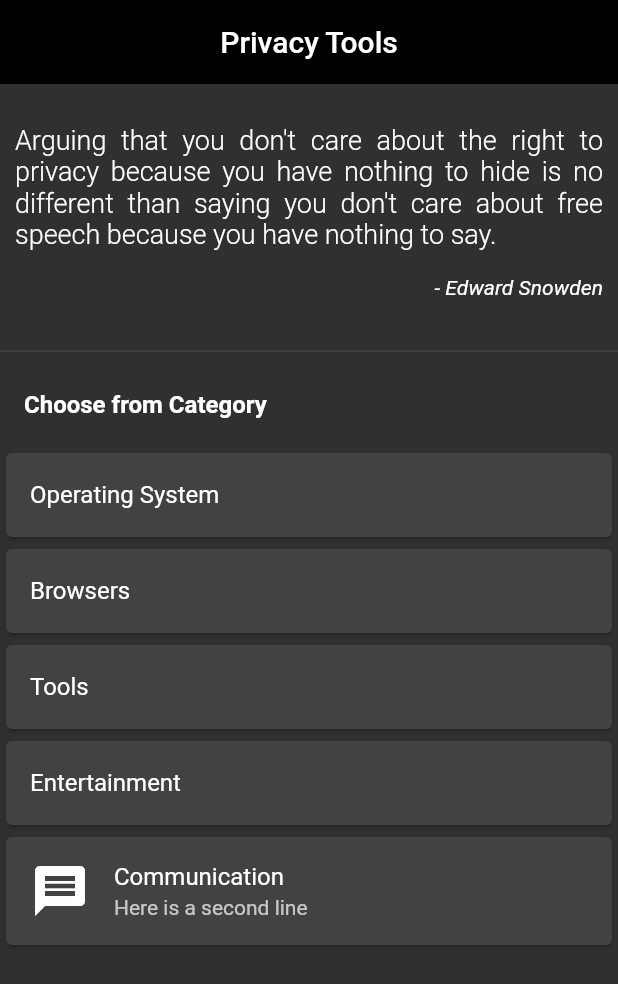
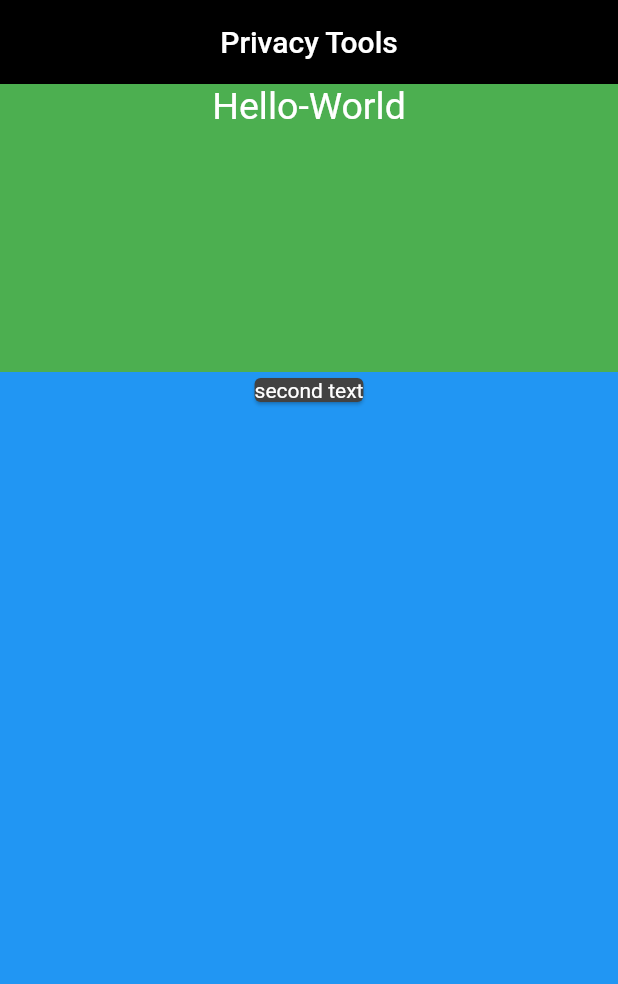
Before and after one commit to craterx/Privacy-Tools, a Flutter app: the screen it shows after launch, on a phone screen of 412 x 824 dp. Shown: the top 984 px of the screen. Run offline on Flutter 3.47's test engine with Material 2 defaults, Android fonts, the phone set to English and light mode, and no system bars.

Commit message:
initaial flex layout 1:3

```diff
--- a/lib/main.dart
+++ b/lib/main.dart
@@ -9,6 +9,7 @@ class MyApp extends StatelessWidget {
       // title: 'Privacy Tools',
       theme: ThemeData(
         primaryColor: Colors.black,
+        scaffoldBackgroundColor: Colors.black,
         brightness: Brightness.dark,
       ),
       home: Scaffold(
@@ -17,78 +18,40 @@ class MyApp extends StatelessWidget {
           centerTitle: true,
           elevation: 0,
         ),
-            body: ListView(
+        body: Column(
+          crossAxisAlignment: CrossAxisAlignment.stretch,
           children: <Widget>[
-                Padding(
-                  padding: const EdgeInsets.all(10.0),
+            Flexible(
+                flex: 1,
                 child: Container(
-                      height: 150,
-                      child: Column(
-                        mainAxisAlignment: MainAxisAlignment.spaceEvenly,
-                        children: <Widget>[
+                  color: Colors.green,
+                    child: Column(children: <Widget>[
                   Text(
-                            "Arguing that you don't care about the right to privacy because you have nothing to hide is no different than saying you don't care about free speech because you have nothing to say.",
+                    "Hello-World",
+                    textAlign: TextAlign.center,
                     style: TextStyle(
-                              fontSize: 18,
-                              fontWeight: FontWeight.w300,
-                            ),
-                            textAlign: TextAlign.justify,
-                          ),
-                          Row(
-                            children: <Widget>[
-                              Text(
-                                '- Edward Snowden',
-                                style: TextStyle(
-                                  fontStyle: FontStyle.italic,
-                                  fontWeight: FontWeight.w400,
+                      fontSize: 25,
                     ),
                   ),
-                            ],
-                            mainAxisAlignment: MainAxisAlignment.end,
+                ]))),
+            Flexible(
+              flex: 3,
+              child: Container(
+                color: Colors.blue,
+                child: Column(
+                  children: <Widget>[
+                    Card(
+                      child: Text(
+                        'second text'
+                      ),
                     )
                   ],
-                      )),
-                ),
-                Divider(),
-                ListTile(
-                  title: Text(
-                    'Choose from Category',
-                    style: TextStyle(
-                      fontWeight: FontWeight.bold,
                 ),
               ),
-                ),
-                Card(
-                  child: ListTile(
-                    title: Text('Operating System'),
+            )
+          ],
         ),
       ),
-                Card(
-                  child: ListTile(
-                    title: Text('Browsers'),
-                  ),
-                ),
-                Card(
-                  child: ListTile(
-                    title: Text('Tools'),
-                  ),
-                ),
-                Card(
-                  child: ListTile(
-                    title: Text('Entertainment'),
-                  ),
-                ),
-                Card(
-                  child: ListTile(
-                    leading: Icon(
-                      Icons.message,
-                      size: 40,
-                    ),
-                    title: Text('Communication'),
-                    subtitle: Text('Here is a second line'),
-                  ),
-                ),
-              ],
-            )));
+    );
   }
 }
```
Lines whose indentation alone changed are shown as unchanged.
